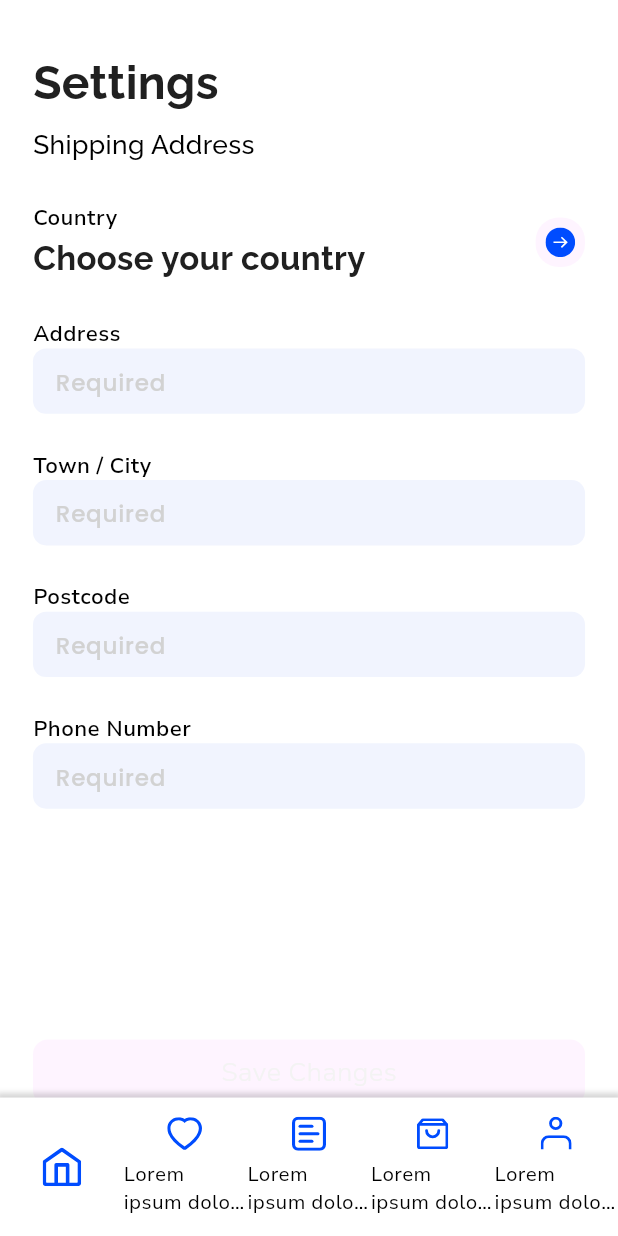
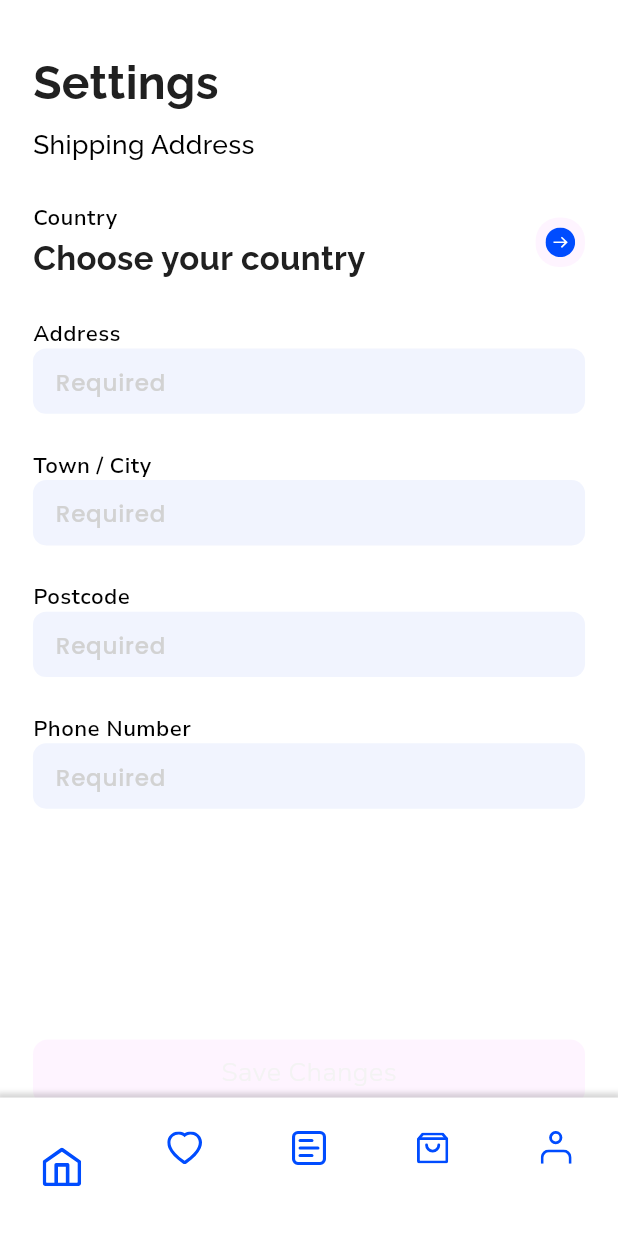
Before and after one commit to hoailuong123/AlamodeApp, a Flutter app: the screen it shows after launch, on a phone screen of 412 x 824 dp. Run offline on Flutter 3.47's test engine with Material 3 defaults, Android fonts, the phone set to English and light mode, and no system bars; our stand-ins replace cached_network_image, connectivity_plus, flutter_rating_bar, flutter_svg, pin_code_fields; missing offline and left inert: country_pickers.

Commit message:
update: custom_text_Form

```diff
--- a/lib/widgets/custom_bottom_bar.dart
+++ b/lib/widgets/custom_bottom_bar.dart
@@ -23,27 +23,27 @@ class CustomBottomBarState extends State<CustomBottomBar> {
     BottomMenuModel(
         icon: ImageConstant.imgGroup1950,
         activeIcon: ImageConstant.imgGroup1950,
-        title: "Lorem ipsum dolor sit amet consectetur",
+        title: "",
         type: BottomBarEnum.loremipsumdolorsitametconsectetur),
     BottomMenuModel(
         icon: ImageConstant.imgFavoritePrimary,
         activeIcon: ImageConstant.imgFavoritePrimary,
-        title: "Lorem ipsum dolor sit amet consectetur",
+        title: "",
         type: BottomBarEnum.loremipsumdolor3),
     BottomMenuModel(
         icon: ImageConstant.imgCategories,
         activeIcon: ImageConstant.imgCategories,
-        title: "Lorem ipsum dolor sit amet consectetur",
+        title: "",
         type: BottomBarEnum.loremipsumdolor3),
     BottomMenuModel(
         icon: ImageConstant.imgBagPrimary,
         activeIcon: ImageConstant.imgBagPrimary,
-        title: "Lorem ipsum dolor sit amet consectetur",
+        title: "",
         type: BottomBarEnum.loremipsumdolor3),
     BottomMenuModel(
         icon: ImageConstant.imgLockPrimary,
         activeIcon: ImageConstant.imgLockPrimary,
-        title: "Lorem ipsum dolor sit amet consectetur",
+        title: "",
         type: BottomBarEnum.loremipsumdolorsitametconsectetur),
   ];
 
--- a/lib/widgets/custom_text_form_field.dart
+++ b/lib/widgets/custom_text_form_field.dart
@@ -13,7 +13,7 @@ extension TextFormFieldStyleHelper on CustomTextFormField {
       );
 }
 
-class CustomTextFormField extends StatelessWidget {
+class CustomTextFormField extends StatefulWidget {
   CustomTextFormField({
     Key? key,
     this.alignment,
@@ -71,68 +71,84 @@ class CustomTextFormField extends StatelessWidget {
   final bool? filled;
   final FormFieldValidator<String>? validator;
 
+
+  @override
+  _CustomTextFormFieldState createState() => _CustomTextFormFieldState();
+}
+
+class _CustomTextFormFieldState extends State<CustomTextFormField> {
+  bool _showPassword = false; // To toggle password visibility
+
   @override
   Widget build(BuildContext context) {
-    return alignment != null
+    return widget.alignment != null
         ? Align(
-            alignment: alignment ?? Alignment.center,
+            alignment: widget.alignment ?? Alignment.center,
             child: textFormFieldWidget(context))
         : textFormFieldWidget(context);
   }
 
   Widget textFormFieldWidget(BuildContext context) => Container(
-        width: width ?? double.maxFinite,
-        decoration: boxDecoration,
+        width: widget.width ?? double.maxFinite,
+        decoration: widget.boxDecoration,
         child: TextFormField(
-          scrollPadding:
-              EdgeInsets.only(bottom: MediaQuery.of(context).viewInsets.bottom),
-          controller: controller,
-          focusNode: focusNode,
+          scrollPadding: EdgeInsets.only(bottom: MediaQuery.of(context).viewInsets.bottom),
+          controller: widget.controller,
+          focusNode: widget.focusNode,
           onTapOutside: (event) {
-            if (focusNode != null) {
-              focusNode?.unfocus();
+            if (widget.focusNode != null) {
+              widget.focusNode?.unfocus();
             } else {
               FocusManager.instance.primaryFocus?.unfocus();
             }
           },
-          autofocus: autofocus!,
-          style: textStyle ?? CustomTextStyles.titleMediumIndigo200,
-          obscureText: obscureText!,
-          readOnly: readOnly!,
+          autofocus: widget.autofocus!,
+          style: widget.textStyle ?? CustomTextStyles.titleMediumIndigo200,
+          obscureText: widget.obscureText! && !_showPassword,
+          readOnly: widget.readOnly!,
           onTap: () {
-            onTap?.call();
+            widget.onTap?.call();
           },
-          textInputAction: textInputAction,
-          keyboardType: textInputType,
-          maxLines: maxLines ?? 1,
+          textInputAction: widget.textInputAction,
+          keyboardType: widget.textInputType,
+          maxLines: widget.maxLines ?? 1,
           decoration: decoration,
-          validator: validator,
+          validator: widget.validator,
         ),
       );
 
   InputDecoration get decoration => InputDecoration(
-        hintText: hintText ?? "",
-        hintStyle: hintStyle ?? CustomTextStyles.titleSmallPoppinsBluegray100,
-        prefixIcon: prefix,
-        prefixIconConstraints: prefixConstraints,
-        suffixIcon: suffix,
-        suffixIconConstraints: suffixConstraints,
+        hintText: widget.hintText ?? "",
+        hintStyle: widget.hintStyle ?? CustomTextStyles.titleSmallPoppinsBluegray100,
+        prefixIcon: widget.prefix,
+        prefixIconConstraints: widget.prefixConstraints,
+        suffixIcon: widget.obscureText! ? IconButton(
+          icon: Icon(
+            _showPassword ? Icons.visibility : Icons.visibility_off,
+            color: _showPassword ? Colors.blue : Colors.grey,
+          ),
+          onPressed: () {
+            setState(() {
+              _showPassword = !_showPassword;
+            });
+          },
+        ) : null,
+        suffixIconConstraints: widget.suffixConstraints,
         isDense: true,
-        contentPadding:
-            contentPadding ?? EdgeInsets.fromLTRB(12.h, 14.h, 12.h, 12.h),
-        fillColor: fillColor ?? appTheme.gray10002,
-        filled: filled,
-        border: borderDecoration ??
+        contentPadding: widget.contentPadding ?? EdgeInsets.fromLTRB(12.h, 14.h, 12.h, 12.h),
+        fillColor: widget.fillColor ?? appTheme.gray10002,
+        filled: widget.filled,
+        border: widget.borderDecoration ??
             OutlineInputBorder(
               borderRadius: BorderRadius.circular(8.h),
               borderSide: BorderSide.none,
             ),
-        enabledBorder: borderDecoration ??
+        enabledBorder: widget.borderDecoration ??
             OutlineInputBorder(
               borderRadius: BorderRadius.circular(8.h),
               borderSide: BorderSide.none,
             ),
-        focusedBorder: (borderDecoration ??
+        focusedBorder: (widget.borderDecoration ??
                 OutlineInputBorder(
                   borderRadius: BorderRadius.circular(8.h),
                 ))
```
Also changed, not shown: pubspec.lock.
